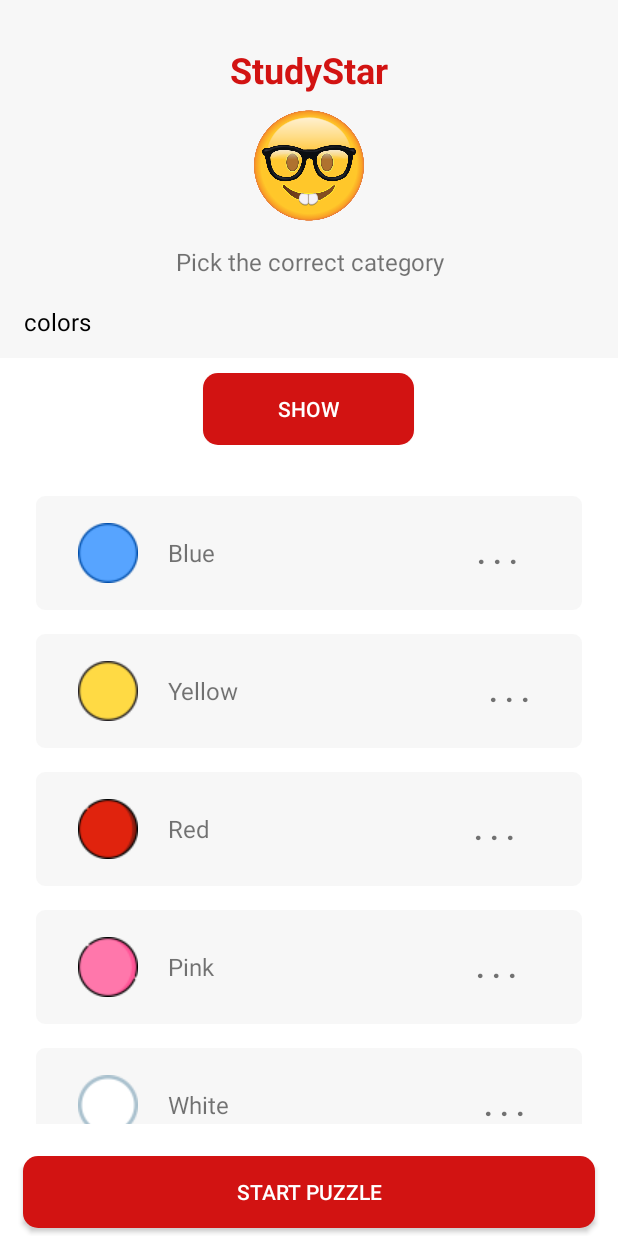
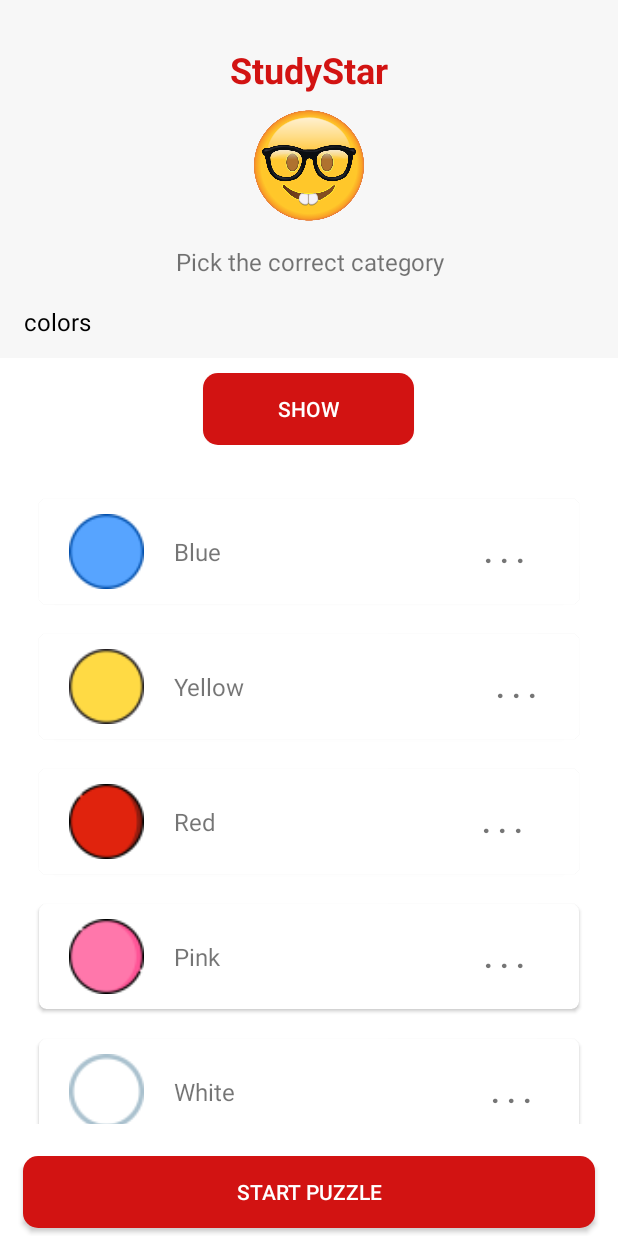
Before and after one commit to HamadaMAssi/StudyStar, an Android app: the screen it shows after launch (MainActivity), on a phone screen of 412 x 824 dp. Run offline under Robolectric (Android 15) with nearby library versions, the phone set to English and light mode, and no system bars.

Commit message:
final project code

```diff
--- a/app/build.gradle
+++ b/app/build.gradle
@@ -33,7 +33,13 @@ dependencies {
     implementation 'androidx.appcompat:appcompat:1.6.1'
     implementation 'com.google.android.material:material:1.8.0'
     implementation 'androidx.constraintlayout:constraintlayout:2.1.4'
+    implementation 'androidx.cardview:cardview:1.0.0'
+    implementation 'androidx.recyclerview:recyclerview:1.2.1'
     testImplementation 'junit:junit:4.13.2'
     androidTestImplementation 'androidx.test.ext:junit:1.1.5'
     androidTestImplementation 'androidx.test.espresso:espresso-core:3.5.1'
+    implementation 'com.google.code.gson:gson:2.8.2'
+    implementation 'com.google.code.gson:gson:2.8.6'
+    implementation 'com.github.bumptech.glide:glide:4.11.0'
+    annotationProcessor 'com.github.bumptech.glide:compiler:4.11.0'
 }
--- a/app/src/main/AndroidManifest.xml
+++ b/app/src/main/AndroidManifest.xml
@@ -13,6 +13,9 @@
         tools:targetApi="31">
         <activity
             android:name=".MainActivity"
+            android:exported="false" />
+        <activity
+            android:name=".SplashActivity"
             android:exported="true">
             <intent-filter>
                 <action android:name="android.intent.action.MAIN" />
--- a/app/src/main/java/edu/birzeit/studystar/MainActivity.java
+++ b/app/src/main/java/edu/birzeit/studystar/MainActivity.java
@@ -1,8 +1,12 @@
 package edu.birzeit.studystar;
 
 import androidx.appcompat.app.AppCompatActivity;
+import androidx.recyclerview.widget.LinearLayoutManager;
+import androidx.recyclerview.widget.RecyclerView;
 
+import android.content.SharedPreferences;
 import android.os.Bundle;
+import android.preference.PreferenceManager;
 import android.view.LayoutInflater;
 import android.view.View;
 import android.view.ViewGroup;
@@ -16,10 +20,15 @@ import android.widget.Spinner;
 import android.widget.TextView;
 import android.widget.Toast;
 
+import com.google.gson.Gson;
+import com.google.gson.reflect.TypeToken;
+
+import java.lang.reflect.Type;
 import java.util.ArrayList;
 import java.util.List;
 import java.util.Random;
 
+import edu.birzeit.studystar.Model.CaptionedImagesAdapter;
 import edu.birzeit.studystar.Model.DAItem;
 import edu.birzeit.studystar.Model.Item;
 
@@ -28,20 +37,20 @@ public class MainActivity extends AppCompatActivity {
     private Spinner categorySpinner;
     private Button showButton;
     private Button puzzuleButton;
-    private ListView itemListView;
-    private ItemAdapter itemAdapter;
+    private RecyclerView recycler;
+
     int cat, number, score = 0; // for puzzle
     String correctResult, incorrectResult1, incorrectResult2; // for puzzle results
 
+    private List<Item> itemsFromSharedPref;
     @Override
     protected void onCreate(Bundle savedInstanceState) {
         super.onCreate(savedInstanceState);
         setContentView(R.layout.activity_main);
 
         categorySpinner = findViewById(R.id.spinner);
-        itemListView = findViewById(R.id.myList);
-        itemAdapter = new ItemAdapter();
-        itemListView.setAdapter(itemAdapter);
+        recycler = findViewById(R.id.item_recycler);
+        recycler.setLayoutManager(new LinearLayoutManager(this));
 
         ImageView num1 = (ImageView) findViewById(R.id.imageView2);
         Button result1 = (Button) findViewById(R.id.result1);
@@ -51,22 +60,76 @@ public class MainActivity extends AppCompatActivity {
         TextView scoreText=(TextView) findViewById(R.id.score);
 
 
-        DAItem items = new DAItem();
+        //DAItem items = new DAItem();
+//        ********************************      *****************       *****************************
+
+        String[] options = { "colors", "shapes" };
+
+        SharedPreferences prefs = PreferenceManager.getDefaultSharedPreferences(this);
+        String str = prefs.getString("myData", "");
+
+        if (str.isEmpty()) {
+            // if my shared preferences is empty i will fill it with default data
+            List<Item> items = new ArrayList<>();
+
+            items.add(new Item(1, "Blue", R.drawable.color1, "colors"));
+            items.add(new Item(2, "Yellow", R.drawable.color2, "colors"));
+            items.add(new Item(3, "Red", R.drawable.color3, "colors"));
+            items.add(new Item(4, "Pink", R.drawable.color4, "colors"));
+            items.add(new Item(5, "White", R.drawable.color5, "colors"));
+            items.add(new Item(6, "gray", R.drawable.color6, "colors"));
+            items.add(new Item(7, "Black", R.drawable.color7, "colors"));
+            items.add(new Item(8, "Green", R.drawable.color8, "colors"));
+
+            items.add(new Item(9, "Square", R.drawable.square, "shapes"));
+            items.add(new Item(10, "Rectangle", R.drawable.rectangle, "shapes"));
+            items.add(new Item(11, "Triangle ", R.drawable.triangle, "shapes"));
+            items.add(new Item(12, "Circle  ", R.drawable.color2, "shapes"));
+            items.add(new Item(13, "Star   ", R.drawable.star, "shapes"));
+            items.add(new Item(14, "Rhombus", R.drawable.rhombus, "shapes"));
+            items.add(new Item(15, "Pentagon", R.drawable.pentagon, "shapes"));
+            items.add(new Item(16, "Hexagon", R.drawable.hexagon, "shapes"));
+            items.add(new Item(17, "Heptagon", R.drawable.heptagon, "shapes"));
+
+            SharedPreferences.Editor editor = prefs.edit();
+            Gson gson = new Gson();
+            String itemsString = gson.toJson(items); // to string
+
+            editor.putString("myData", itemsString);// write
+            editor.commit();
+
+            itemsFromSharedPref = items; // my data to show
+            Toast.makeText(this, "Add Data into shared preferences successfully", Toast.LENGTH_LONG).show();
+        } else {
+            // if shared preferences not empty
+            Gson gson = new Gson();
+            Type itemListType = new TypeToken<ArrayList<Item>>() {}.getType();
+            itemsFromSharedPref = gson.fromJson(str, itemListType);
+            Toast.makeText(this, "Read Data from shared preferences successfully", Toast.LENGTH_LONG).show();
+        }
+
+
+//        ********************************      *****************       *****************************
         ArrayAdapter<String> categoryAdapter = new ArrayAdapter<>(MainActivity.this,
-                android.R.layout.simple_spinner_dropdown_item, items.getcat());
+                android.R.layout.simple_spinner_dropdown_item, options);
         categorySpinner.setAdapter(categoryAdapter);
 
         String selectedCategory = categorySpinner.getSelectedItem().toString();
-        List<Item> itemList = items.getItemsByCat(selectedCategory);
-        itemAdapter.setItems(itemList);
+
+        List<Item> itemList = getItemsByCat(selectedCategory);
+        CaptionedImagesAdapter adapter = new CaptionedImagesAdapter(MainActivity.this,
+                itemList);
+        recycler.setAdapter(adapter);
 
         showButton = findViewById(R.id.button); // show items (colors or shapes)
         showButton.setOnClickListener(new View.OnClickListener() {
             @Override
             public void onClick(View view) {
                 String selectedCategory = categorySpinner.getSelectedItem().toString();
-                List<Item> itemList = items.getItemsByCat(selectedCategory);
-                itemAdapter.setItems(itemList);
+                List<Item> itemList = getItemsByCat(selectedCategory);
+                CaptionedImagesAdapter adapter = new CaptionedImagesAdapter(MainActivity.this,
+                        itemList);
+                recycler.setAdapter(adapter);
             }
         });
 
@@ -85,7 +148,7 @@ public class MainActivity extends AppCompatActivity {
                 TextView textView = (TextView) findViewById(R.id.textView2);
                 if (categorySpinner.getVisibility() == View.VISIBLE) {
                     categorySpinner.setVisibility(View.GONE); // hide
-                    itemListView.setVisibility(View.GONE);
+                    recycler.setVisibility(View.GONE);
                     showButton.setVisibility(View.GONE);
                     textView.setVisibility(View.GONE);
                     puzzuleButton.setText("back");
@@ -98,7 +161,7 @@ public class MainActivity extends AppCompatActivity {
                     GetRandom(0); // Generate random color or shape
                 } else {
                     categorySpinner.setVisibility(View.VISIBLE);
-                    itemListView.setVisibility(View.VISIBLE);
+                    recycler.setVisibility(View.VISIBLE);
                     showButton.setVisibility(View.VISIBLE);
                     textView.setVisibility(View.VISIBLE);
                     puzzuleButton.setText("start puzzle");
@@ -178,44 +241,19 @@ public class MainActivity extends AppCompatActivity {
         });
     }
 
-    private class ItemAdapter extends BaseAdapter {
-        private List<Item> itemList = new ArrayList<>();
-        public void setItems(List<Item> itemList) {
-            this.itemList = itemList;
-            notifyDataSetChanged();
+    //    *******************************       **********************      *******************************
+    public List<Item> getItemsByCat(String cat)
+    {
+        List<Item> itemList =new ArrayList<>();
+        for (Item i:itemsFromSharedPref) {
+            if(i.getCategory().equals(cat))
+            {
+                itemList.add(i);
+            }
         }
-
-        @Override
-        public int getCount() {
-            return itemList.size();
-        }
-
-        @Override
-        public Object getItem(int position) {
-            return itemList.get(position);
-        }
-
-        @Override
-        public long getItemId(int position) {
-            return position;
-        }
-
-        @Override
-        public View getView(int position, View convertView, ViewGroup parent) {
-            // to add item image and name in view then add it to list view with good style
-            View view = convertView;
-            if (view == null) {
-                LayoutInflater inflater = LayoutInflater.from(MainActivity.this);
-                view = inflater.inflate(R.layout.list_item, parent, false);
-            }
-            Item item = itemList.get(position);
-            TextView nameTextView = view.findViewById(R.id.text_view);
-            ImageView imageView = view.findViewById(R.id.image_view);
-            nameTextView.setText(item.getName());
-            imageView.setImageResource(item.getImage());
-            return view;
-        }
+        return itemList;
     }
+    //    *******************************       **********************      *******************************
 
     String TOAST_TEXT = " correct ";
 
--- /dev/null
+++ b/app/src/main/java/edu/birzeit/studystar/Model/CaptionedImagesAdapter.java
@@ -0,0 +1,78 @@
+package edu.birzeit.studystar.Model;
+
+import android.app.Dialog;
+import android.content.Context;
+import android.view.LayoutInflater;
+import android.view.View;
+import android.view.ViewGroup;
+import android.widget.ImageView;
+import android.widget.TextView;
+
+import androidx.cardview.widget.CardView;
+import androidx.recyclerview.widget.RecyclerView;
+
+import com.bumptech.glide.Glide;
+
+import java.util.List;
+
+import edu.birzeit.studystar.R;
+
+public class CaptionedImagesAdapter
+        extends RecyclerView.Adapter<CaptionedImagesAdapter.ViewHolder>{
+    private Context context;
+    private List<Item> items;
+
+
+    public CaptionedImagesAdapter(Context context, List<Item> items){
+        this.context = context;
+        this.items = items;
+    }
+    @Override
+    public ViewHolder onCreateViewHolder(ViewGroup parent, int viewType) {
+        CardView v = (CardView) LayoutInflater.from(parent.getContext()).inflate(R.layout.card_captioned_image,
+                parent,
+                false);
+
+        return new ViewHolder(v);
+    }
+
+    @Override
+    public void onBindViewHolder(ViewHolder holder, int position) {
+        final Item item = items.get(position);
+        CardView myCardView = holder.cardView;
+        ImageView myimageView = (ImageView) myCardView.findViewById(R.id.image);
+        Glide.with(context).load(item.getImage()).into(myimageView);
+
+        TextView mytext = (TextView)myCardView.findViewById(R.id.txtName);
+        mytext.setText(item.getName());
+        myCardView.setOnClickListener( new View.OnClickListener(){
+            @Override
+            public void onClick(View v){
+                // Create a dialog and find views inside the dialog layout
+                Dialog myDialog = new Dialog(context);
+                myDialog.setContentView(R.layout.my_dialog_card);
+                ImageView image = myDialog.findViewById(R.id.image);
+                TextView name = myDialog.findViewById(R.id.txtName);
+
+                // Set mydialog views data
+                Glide.with(context).load(item.getImage()).into(image);
+                name.setText(item.getName());
+                myDialog.show();
+            }
+        });
+    }
+
+    @Override
+    public int getItemCount() {
+        return items.size();
+    }
+
+    public static class ViewHolder extends RecyclerView.ViewHolder{
+        private CardView cardView;
+        public ViewHolder(CardView cardView){
+            super(cardView);
+            this.cardView = cardView;
+        }
+
+    }
+}
--- /dev/null
+++ b/app/src/main/java/edu/birzeit/studystar/SplashActivity.java
@@ -0,0 +1,35 @@
+package edu.birzeit.studystar;
+
+import androidx.appcompat.app.AppCompatActivity;
+
+import android.content.Intent;
+import android.os.Bundle;
+import android.os.Handler;
+import android.view.WindowManager;
+import android.view.animation.AnimationUtils;
+import android.widget.ImageView;
+
+public class SplashActivity extends AppCompatActivity {
+
+    @Override
+    protected void onCreate(Bundle savedInstanceState) {
+        super.onCreate(savedInstanceState);
+        setContentView(R.layout.activity_splash);
+
+        getWindow().setFlags(WindowManager.LayoutParams.FLAG_FULLSCREEN,
+                WindowManager.LayoutParams.FLAG_FULLSCREEN);
+
+        final ImageView imageView = (ImageView) findViewById(R.id.egg);
+        imageView.startAnimation(AnimationUtils.loadAnimation(SplashActivity.this,R.anim.myanimation));
+
+        Handler handler = new Handler();
+        handler.postDelayed(new Runnable() {
+            @Override
+            public void run() {
+                Intent intent = new Intent(SplashActivity.this, MainActivity.class);
+                startActivity(intent);
+                finish();
+            }
+        }, 5000);
+    }
+}
--- a/app/src/main/res/drawable/btn_style.xml
+++ b/app/src/main/res/drawable/btn_style.xml
@@ -2,4 +2,5 @@
 <shape android:shape="rectangle" xmlns:android="http://schemas.android.com/apk/res/android">
     <solid android:color="@color/color2"></solid>
     <corners android:radius="10dp"></corners>
+
 </shape>
--- /dev/null
+++ b/app/src/main/res/drawable/circle_bg.xml
@@ -0,0 +1,18 @@
+<vector xmlns:android="http://schemas.android.com/apk/res/android"
+    android:width="540dp"
+    android:height="960dp"
+    android:viewportWidth="540"
+    android:viewportHeight="960">
+  <path
+      android:pathData="M0,0h540v960h-540z"
+      android:fillColor="#ffffff"/>
+  <path
+      android:pathData="M177,432m-145,0a145,145 0,1 1,290 0a145,145 0,1 1,-290 0"
+      android:fillColor="#FDF4F5"/>
+  <path
+      android:pathData="M129,898m-64,0a64,64 0,1 1,128 0a64,64 0,1 1,-128 0"
+      android:fillColor="#FDF4F5"/>
+  <path
+      android:pathData="M429,209m-84,0a84,84 0,1 1,168 0a84,84 0,1 1,-168 0"
+      android:fillColor="#FDF4F5"/>
+</vector>
--- a/app/src/main/res/layout/activity_main.xml
+++ b/app/src/main/res/layout/activity_main.xml
@@ -72,8 +72,8 @@
             android:textColor="@color/white" />
     </LinearLayout>
 
-    <ListView
-        android:id="@+id/myList"
+    <androidx.recyclerview.widget.RecyclerView
+        android:id="@+id/item_recycler"
         android:layout_width="match_parent"
         android:layout_height="0dp"
         android:layout_weight="1"
--- /dev/null
+++ b/app/src/main/res/layout/activity_splash.xml
@@ -0,0 +1,21 @@
+<?xml version="1.0" encoding="utf-8"?>
+<androidx.constraintlayout.widget.ConstraintLayout xmlns:android="http://schemas.android.com/apk/res/android"
+    xmlns:app="http://schemas.android.com/apk/res-auto"
+    xmlns:tools="http://schemas.android.com/tools"
+    android:layout_width="match_parent"
+    android:layout_height="match_parent"
+    android:background="@drawable/circle_bg"
+    tools:context=".SplashActivity">
+
+    <ImageView
+        android:id="@+id/egg"
+        android:layout_width="100dp"
+        android:layout_height="100dp"
+        android:paddingLeft="15dp"
+        app:layout_constraintBottom_toBottomOf="parent"
+        app:layout_constraintEnd_toEndOf="parent"
+        app:layout_constraintStart_toStartOf="parent"
+        app:layout_constraintTop_toTopOf="parent"
+        app:srcCompat="@drawable/egg" />
+
+</androidx.constraintlayout.widget.ConstraintLayout>
--- /dev/null
+++ b/app/src/main/res/layout/card_captioned_image.xml
@@ -0,0 +1,45 @@
+<?xml version="1.0" encoding="utf-8"?>
+<androidx.cardview.widget.CardView xmlns:android="http://schemas.android.com/apk/res/android"
+    xmlns:card_view="http://schemas.android.com/apk/res-auto"
+    android:id="@+id/card_view"
+    android:layout_width="match_parent"
+    android:layout_height="wrap_content"
+    android:layout_margin="10dp"
+    card_view:cardCornerRadius="5dp"
+    card_view:cardElevation="1.5dp"
+    android:padding="16dp">
+
+    <LinearLayout
+        android:layout_width="match_parent"
+        android:layout_height="wrap_content"
+        android:gravity="center_vertical"
+        android:orientation="horizontal">
+
+        <ImageView
+            android:id="@+id/image"
+            android:layout_width="50dp"
+            android:layout_height="50dp"
+            android:layout_marginVertical="10dp"
+            android:layout_marginStart="20dp"
+            android:layout_marginEnd="20dp"
+            android:contentDescription="@string/content_Description" />
+
+        <TextView
+            android:id="@+id/txtName"
+            android:layout_width="wrap_content"
+            android:layout_height="wrap_content"
+            android:layout_marginVertical="10dp"
+            android:layout_weight="1"
+            android:textSize="16sp" />
+
+        <TextView
+            android:id="@+id/textView"
+            android:layout_width="wrap_content"
+            android:layout_height="wrap_content"
+            android:layout_marginStart="140dp"
+            android:layout_weight="1"
+            android:text="@string/icon"
+            android:textSize="20sp"
+            android:textStyle="bold" />
+    </LinearLayout>
+</androidx.cardview.widget.CardView>
--- a/app/src/main/res/layout/list_item.xml
+++ /dev/null
@@ -1,38 +0,0 @@
-<LinearLayout xmlns:android="http://schemas.android.com/apk/res/android"
-    android:layout_width="match_parent"
-    android:layout_height="wrap_content"
-    android:layout_margin="10dp"
-    android:background="@drawable/list_item_bg"
-    android:gravity="center_vertical"
-    android:orientation="horizontal"
-    android:padding="16dp"
-    android:layout_marginBottom="16dp">
-
-    <ImageView
-        android:id="@+id/image_view"
-        android:layout_width="wrap_content"
-        android:layout_height="wrap_content"
-        android:layout_marginVertical="10dp"
-        android:layout_marginStart="20dp"
-        android:layout_marginEnd="20dp"
-        android:contentDescription="@string/content_Description" />
-
-    <TextView
-        android:id="@+id/text_view"
-        android:layout_width="wrap_content"
-        android:layout_height="wrap_content"
-        android:layout_marginVertical="10dp"
-        android:layout_weight="1"
-        android:textSize="16sp" />
-
-    <TextView
-        android:id="@+id/textView"
-        android:layout_width="wrap_content"
-        android:layout_height="wrap_content"
-        android:layout_marginStart="140dp"
-        android:layout_weight="1"
-        android:text="@string/icon"
-        android:textSize="20sp"
-        android:textStyle="bold" />
-
-</LinearLayout>
--- /dev/null
+++ b/app/src/main/res/layout/my_dialog_card.xml
@@ -0,0 +1,26 @@
+<LinearLayout xmlns:android="http://schemas.android.com/apk/res/android"
+    android:layout_width="400dp"
+    android:layout_height="500dp"
+    android:background="@drawable/list_item_bg"
+    android:gravity="center"
+    android:orientation="vertical"
+    android:padding="10dp">
+
+    <ImageView
+        android:id="@+id/image"
+        android:layout_width="200dp"
+        android:layout_height="200dp"
+        android:adjustViewBounds="true"
+        android:scaleType="centerCrop"
+        android:src="@drawable/color1" />
+
+    <TextView
+        android:id="@+id/txtName"
+        android:layout_width="match_parent"
+        android:layout_height="wrap_content"
+        android:gravity="center"
+        android:paddingTop="16dp"
+        android:textColor="@android:color/black"
+        android:textSize="18sp" />
+
+</LinearLayout>
```
Also changed, not shown: app/src/main/java/edu/birzeit/studystar/Model/DAItem.java (+18 -0 lines), app/src/main/res/anim/myanimation.xml (added, +217 -0 lines), app/src/main/res/drawable/egg.png (added), app/src/main/res/drawable/explosion.png (added).
